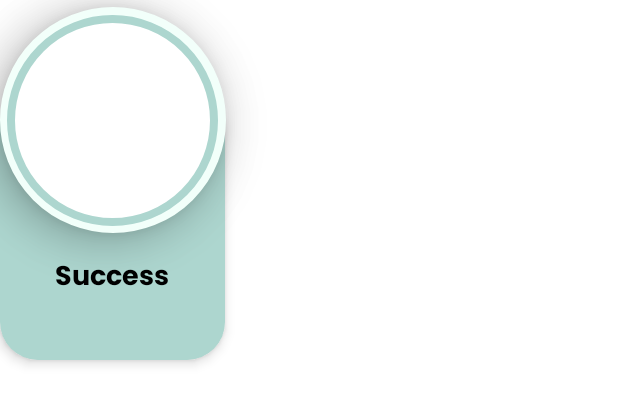
After one commit to GlucoPal/Mobile-Development, an Android app: the layout item_category.xml on its own in the app's theme, with its tools: preview values and no code run, on a phone screen of 412 x 824 dp. The commit adds this screen. Shown: the top 404 px of the screen. Run offline under Robolectric (Android 15) with nearby library versions, the phone set to English and light mode, and no system bars.

Commit message:
item category

```diff
--- /dev/null
+++ b/app/src/main/res/drawable/category_body.xml
@@ -0,0 +1,11 @@
+<?xml version="1.0" encoding="utf-8"?>
+<layer-list  xmlns:android="http://schemas.android.com/apk/res/android">
+    <item>
+        <shape android:shape="rectangle">
+            <corners
+                android:bottomLeftRadius="25dp"
+                android:bottomRightRadius="25dp"/>
+            <solid android:color="@color/blue_item" />
+        </shape>
+    </item>
+</layer-list>
--- /dev/null
+++ b/app/src/main/res/drawable/category_photo.xml
@@ -0,0 +1,16 @@
+<?xml version="1.0" encoding="utf-8"?>
+<inset xmlns:android="http://schemas.android.com/apk/res/android"
+    android:insetLeft="5dp"
+    android:insetRight="5dp"
+    android:insetBottom="5dp"
+    android:insetTop="5dp">
+
+    <shape android:shape="rectangle">
+        <corners android:radius="100dp"/>
+        <solid android:color="@color/white"/>
+        <stroke android:width="5dp"
+            android:color="@color/blue_item"/>
+
+    </shape>
+
+</inset>
--- /dev/null
+++ b/app/src/main/res/drawable/circle.xml
@@ -0,0 +1,16 @@
+<?xml version="1.0" encoding="utf-8"?>
+<inset xmlns:android="http://schemas.android.com/apk/res/android"
+    android:insetLeft="5dp"
+    android:insetRight="5dp"
+    android:insetBottom="5dp"
+    android:insetTop="5dp">
+
+    <shape android:shape="rectangle">
+        <corners android:radius="100dp"/>
+        <solid android:color="@color/white"/>
+        <stroke android:width="5dp"
+            android:color="@color/white"/>
+
+    </shape>
+
+</inset>
--- /dev/null
+++ b/app/src/main/res/layout/item_category.xml
@@ -0,0 +1,58 @@
+<?xml version="1.0" encoding="utf-8"?>
+<androidx.constraintlayout.widget.ConstraintLayout xmlns:android="http://schemas.android.com/apk/res/android"
+    xmlns:tools="http://schemas.android.com/tools"
+    android:layout_width="match_parent"
+    android:layout_height="match_parent"
+    xmlns:app="http://schemas.android.com/apk/res-auto">
+
+    <LinearLayout
+        android:id="@+id/item_category"
+        android:layout_width="150dp"
+        android:layout_height="160dp"
+        android:layout_marginTop="80dp"
+        android:background="@drawable/category_body"
+        android:elevation="5dp"
+        android:orientation="vertical"
+        android:padding="20dp"
+        app:layout_constraintTop_toTopOf="parent"
+        tools:ignore="MissingConstraints"
+        tools:layout_editor_absoluteX="16dp">
+
+        <TextView
+            android:layout_width="match_parent"
+            android:layout_height="wrap_content"
+            android:layout_marginTop="70dp"
+            android:fontFamily="@font/poppins_bold"
+            android:text="@string/success"
+            android:textAlignment="center"
+            android:textColor="@color/black"
+            android:textSize="18sp"
+            android:textStyle="bold" />
+
+    </LinearLayout>
+
+    <ImageView
+        android:id="@+id/imageView"
+        android:layout_width="160dp"
+        android:layout_height="160dp"
+        android:background="@drawable/circle"
+        android:backgroundTint="@color/background_color"
+        android:elevation="20dp"
+        android:padding="15dp"
+        app:layout_constraintEnd_toEndOf="@+id/item_category"
+        app:layout_constraintStart_toStartOf="@+id/item_category"
+        app:layout_constraintTop_toTopOf="parent" />
+
+    <ImageView
+        android:layout_width="150dp"
+        android:layout_height="150dp"
+        android:background="@drawable/category_photo"
+        android:elevation="20dp"
+        android:padding="15dp"
+        app:layout_constraintBottom_toBottomOf="@+id/imageView"
+        app:layout_constraintEnd_toEndOf="@+id/imageView"
+        app:layout_constraintHorizontal_bias="0.506"
+        app:layout_constraintStart_toStartOf="@+id/imageView"
+        app:layout_constraintTop_toTopOf="@+id/imageView" />
+
+</androidx.constraintlayout.widget.ConstraintLayout>
--- a/app/src/main/res/values/colors.xml
+++ b/app/src/main/res/values/colors.xml
@@ -10,4 +10,6 @@
     <color name="green_success">#43A680</color>
     <color name="grey">#757575</color>
     <color name="red_error">#EA4C4C</color>
+    <color name="blue_item">#ADD6CF</color>
+    <color name="background_color">#F2FFFA</color>
 </resources>
```
